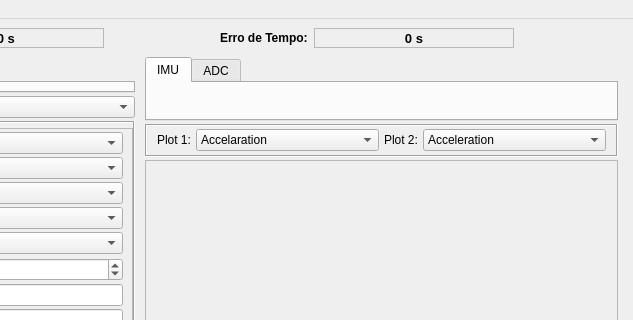
The window that uifiles/VibViewWindow.ui (eduardobatista/ActVibSoftware) describes before a commit, drawn with Qt 5; both pictures show x 354 to 987 and y 0 to 320 of the 987 by 765 pixel window.
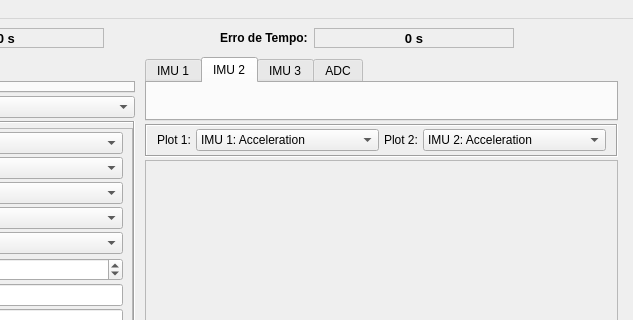
The same window after the commit. The open tabs and pages were chosen to show the change.

```diff
--- a/uifiles/VibViewWindow.ui
+++ b/uifiles/VibViewWindow.ui
@@ -924,7 +924,7 @@
             </property>
             <widget class="QWidget" name="imutab">
              <attribute name="title">
-              <string>IMU</string>
+              <string>IMU 1</string>
              </attribute>
              <layout class="QVBoxLayout" name="IMU1Layout">
               <property name="leftMargin">
@@ -941,6 +941,18 @@
               </property>
              </layout>
             </widget>
+            <widget class="QWidget" name="imutab2">
+             <attribute name="title">
+              <string>IMU 2</string>
+             </attribute>
+             <layout class="QVBoxLayout" name="verticalLayout_9"/>
+            </widget>
+            <widget class="QWidget" name="imutab3">
+             <attribute name="title">
+              <string>IMU 3</string>
+             </attribute>
+             <layout class="QVBoxLayout" name="verticalLayout_10"/>
+            </widget>
             <widget class="QWidget" name="adc">
              <attribute name="title">
               <string>ADC</string>
@@ -1165,7 +1177,7 @@
               <widget class="QComboBox" name="comboPlot1">
                <item>
                 <property name="text">
-                 <string>Accelaration</string>
+                 <string>IMU 1: Acceleration</string>
                 </property>
                </item>
                <item>
@@ -1196,16 +1208,39 @@
              <item>
               <widget class="QComboBox" name="comboPlot2">
                <property name="currentText">
-                <string>Acceleration</string>
+                <string>IMU 2: Acceleration</string>
                </property>
+               <property name="currentIndex">
+                <number>2</number>
+               </property>
                <item>
                 <property name="text">
-                 <string>Acceleration</string>
+                 <string>IMU 1: Acceleration</string>
                 </property>
                </item>
                <item>
                 <property name="text">
-                 <string>Gyro</string>
+                 <string>IMU 1: Gyro</string>
+                </property>
+               </item>
+               <item>
+                <property name="text">
+                 <string>IMU 2: Acceleration</string>
+                </property>
+               </item>
+               <item>
+                <property name="text">
+                 <string>IMU 2: Gyro</string>
+                </property>
+               </item>
+               <item>
+                <property name="text">
+                 <string>IMU 3: Acceleration</string>
+                </property>
+               </item>
+               <item>
+                <property name="text">
+                 <string>IMU 3: Gyro</string>
                 </property>
                </item>
                <item>
```
Left out of the diff: 24 changed lines with no effect on the pictures.
